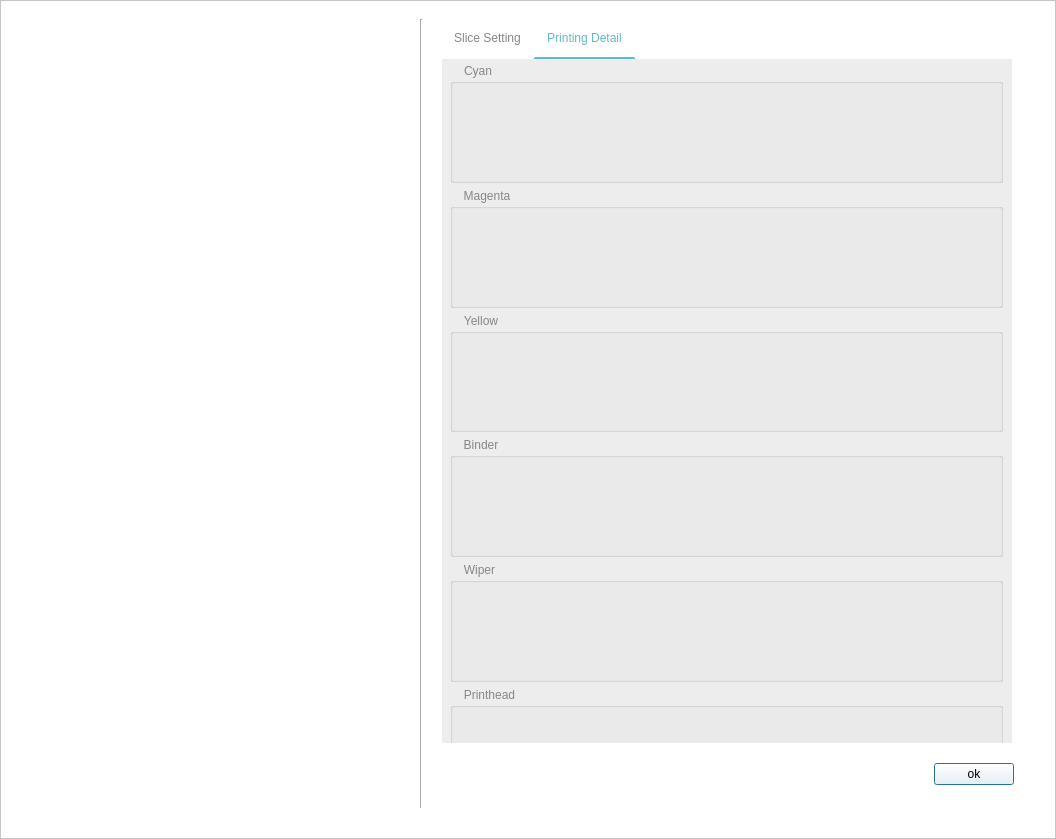
The window that bcpware/src/bcpware/ui/historyDetail.ui (peterstoneee/BCPware_skt) describes before a commit, drawn with Qt 5.
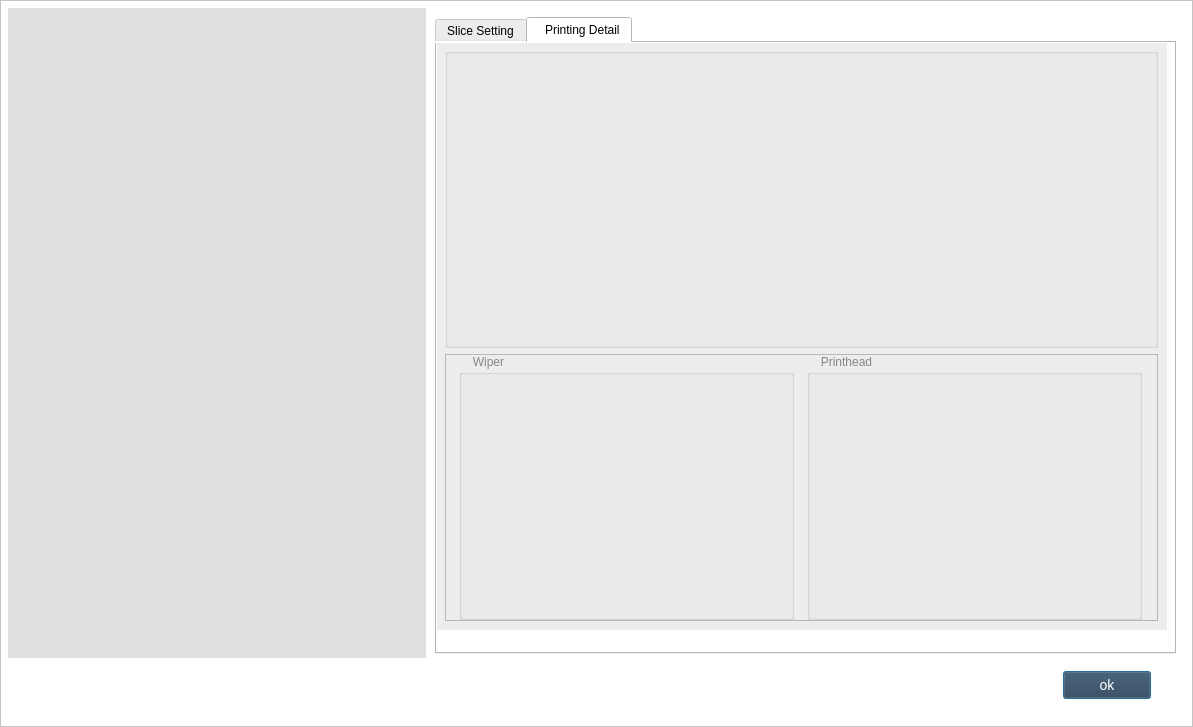
The same window after the commit. The open tabs and pages were chosen to show the change.

```diff
--- a/bcpware/src/bcpware/ui/historyDetail.ui
+++ b/bcpware/src/bcpware/ui/historyDetail.ui
@@ -6,8 +6,8 @@
    <rect>
     <x>0</x>
     <y>0</y>
-    <width>1056</width>
-    <height>839</height>
+    <width>1193</width>
+    <height>727</height>
    </rect>
   </property>
   <property name="windowTitle">
@@ -66,106 +66,7 @@
       <property name="spacing">
        <number>0</number>
       </property>
-      <item row="2" column="0">
-       <spacer name="verticalSpacer">
-        <property name="orientation">
-         <enum>Qt::Vertical</enum>
-        </property>
-        <property name="sizeHint" stdset="0">
-         <size>
-          <width>20</width>
-          <height>27</height>
-         </size>
-        </property>
-       </spacer>
-      </item>
-      <item row="0" column="0">
-       <widget class="QFrame" name="frame">
-        <property name="sizePolicy">
-         <sizepolicy hsizetype="Preferred" vsizetype="Preferred">
-          <horstretch>0</horstretch>
-          <verstretch>0</verstretch>
-         </sizepolicy>
-        </property>
-        <property name="minimumSize">
-         <size>
-          <width>400</width>
-          <height>400</height>
-         </size>
-        </property>
-        <property name="maximumSize">
-         <size>
-          <width>400</width>
-          <height>400</height>
-         </size>
-        </property>
-        <property name="frameShape">
-         <enum>QFrame::NoFrame</enum>
-        </property>
-        <property name="frameShadow">
-         <enum>QFrame::Plain</enum>
-        </property>
-        <property name="lineWidth">
-         <number>0</number>
-        </property>
-        <layout class="QGridLayout" name="gridLayout">
-         <item row="0" column="0">
-          <widget class="QLabel" name="thumbnailLb">
-           <property name="lineWidth">
-            <number>0</number>
-           </property>
-           <property name="text">
-            <string/>
-           </property>
-          </widget>
-         </item>
-        </layout>
-       </widget>
-      </item>
       <item row="0" column="1" rowspan="2">
-       <widget class="QFrame" name="frame_4">
-        <property name="minimumSize">
-         <size>
-          <width>25</width>
-          <height>800</height>
-         </size>
-        </property>
-        <property name="maximumSize">
-         <size>
-          <width>25</width>
-          <height>16777215</height>
-         </size>
-        </property>
-        <property name="frameShape">
-         <enum>QFrame::NoFrame</enum>
-        </property>
-        <property name="frameShadow">
-         <enum>QFrame::Plain</enum>
-        </property>
-        <layout class="QGridLayout" name="gridLayout_4">
-         <property name="leftMargin">
-          <number>11</number>
-         </property>
-         <property name="topMargin">
-          <number>11</number>
-         </property>
-         <item row="0" column="0">
-          <widget class="Line" name="line">
-           <property name="minimumSize">
-            <size>
-             <width>0</width>
-             <height>800</height>
-            </size>
-           </property>
-           <property name="orientation">
-            <enum>Qt::Vertical</enum>
-           </property>
-          </widget>
-         </item>
-        </layout>
-       </widget>
-      </item>
-      <item row="0" column="2" rowspan="2">
        <widget class="QFrame" name="frame_2">
         <property name="frameShape">
          <enum>QFrame::NoFrame</enum>
@@ -177,105 +78,16 @@
          <number>0</number>
         </property>
         <layout class="QGridLayout" name="gridLayout_6">
-         <item row="1" column="0">
-          <widget class="QFrame" name="frame_6">
-           <property name="minimumSize">
-            <size>
-             <width>0</width>
-             <height>50</height>
-            </size>
-           </property>
-           <property name="frameShape">
-            <enum>QFrame::NoFrame</enum>
-           </property>
-           <property name="frameShadow">
-            <enum>QFrame::Plain</enum>
-           </property>
-           <property name="lineWidth">
-            <number>0</number>
-           </property>
-           <layout class="QGridLayout" name="gridLayout_7">
-            <item row="0" column="1">
-             <widget class="QPushButton" name="closeButton">
-              <property name="font">
-               <font>
-                <family>Arial</family>
-               </font>
-              </property>
-              <property name="text">
-               <string>ok</string>
-              </property>
-             </widget>
-            </item>
-            <item row="0" column="0">
-             <spacer name="horizontalSpacer">
-              <property name="orientation">
-               <enum>Qt::Horizontal</enum>
-              </property>
-              <property name="sizeType">
-               <enum>QSizePolicy::Expanding</enum>
-              </property>
-              <property name="sizeHint" stdset="0">
-               <size>
-                <width>40</width>
-                <height>20</height>
-               </size>
-              </property>
-             </spacer>
-            </item>
-            <item row="0" column="2">
-             <spacer name="horizontalSpacer_2">
-              <property name="orientation">
-               <enum>Qt::Horizontal</enum>
-              </property>
-              <property name="sizeType">
-               <enum>QSizePolicy::Fixed</enum>
-              </property>
-              <property name="sizeHint" stdset="0">
-               <size>
-                <width>16</width>
-                <height>20</height>
-               </size>
-              </property>
-             </spacer>
-            </item>
-           </layout>
-          </widget>
-         </item>
          <item row="0" column="0">
           <widget class="QTabWidget" name="tabWidget">
+           <property name="sizePolicy">
+            <sizepolicy hsizetype="Expanding" vsizetype="Expanding">
+             <horstretch>0</horstretch>
+             <verstretch>0</verstretch>
+            </sizepolicy>
+           </property>
            <property name="styleSheet">
-            <string notr="true">QTabBar::tab {
-color: rgb(134, 134, 134);
- border: 0px ;
-	border-top-color: #ffffff;
-border-left-color: #ffffff;
-border-right-color: #ffffff;
-  border-bottom-color: #5cbcca;  
-	background-color: rgb(255, 255, 255);
-  
-    min-width: 40ex;
-    padding: 12px;
-	font: 8pt &quot;Arial&quot;;
-
-	/*margin-bottom:10px;*/
-}
-
-QTabBar::tab:selected {
-    /*border-color: #9B9B9B;*/
-	color: rgb(92, 188, 202);
- 	border: 2px solid ;
-	border-top-color: #ffffff;
-border-left-color: #ffffff;
-border-right-color: #ffffff;
-    border-bottom-color: #5cbcca;  
- 
-}
-QTabWidget::pane {
-
-border: 0px solid #C2C7CB;
-
-}</string>
+            <string notr="true"/>
            </property>
            <property name="currentIndex">
             <number>0</number>
@@ -352,15 +164,15 @@
            </widget>
            <widget class="QWidget" name="tab_2">
             <attribute name="title">
-             <string>Printing Detail</string>
+             <string>  Printing Detail</string>
             </attribute>
             <widget class="QScrollArea" name="scrollArea">
              <property name="geometry">
               <rect>
                <x>-1</x>
                <y>-4</y>
-               <width>571</width>
-               <height>761</height>
+               <width>731</width>
+               <height>591</height>
               </rect>
              </property>
              <property name="styleSheet">
@@ -414,105 +226,93 @@
                <rect>
                 <x>0</x>
                 <y>0</y>
-                <width>571</width>
-                <height>761</height>
+                <width>731</width>
+                <height>591</height>
                </rect>
               </property>
               <property name="styleSheet">
                <string notr="true">background: #ededed;</string>
               </property>
               <layout class="QGridLayout" name="gridLayout_3">
-               <item row="4" column="0">
-                <widget class="QGroupBox" name="wiperGB">
-                 <property name="styleSheet">
-                  <string notr="true">QGroupBox::title {
-    subcontrol-origin: margin;
-    left: 7px;
-    padding: 0px 5px 0px 5px;
-	color: rgb(134, 134, 134);
-}</string>
-                 </property>
-                 <property name="title">
-                  <string>Wiper</string>
-                 </property>
-                </widget>
-               </item>
-               <item row="3" column="0">
-                <widget class="QGroupBox" name="binderGB">
-                 <property name="minimumSize">
-                  <size>
-                   <width>0</width>
-                   <height>112</height>
-                  </size>
-                 </property>
-                 <property name="styleSheet">
-                  <string notr="true">QGroupBox::title {
-    subcontrol-origin: margin;
-    left: 7px;
-    padding: 0px 5px 0px 5px;
-	color: rgb(134, 134, 134);
-}</string>
-                 </property>
-                 <property name="title">
-                  <string>Binder</string>
-                 </property>
-                </widget>
-               </item>
-               <item row="5" column="0">
-                <widget class="QGroupBox" name="printheadGB">
-                 <property name="styleSheet">
-                  <string notr="true">QGroupBox::title {
-    subcontrol-origin: margin;
-    left: 7px;
-    padding: 0px 5px 0px 5px;
-	color: rgb(134, 134, 134);
-}</string>
-                 </property>
-                 <property name="title">
-                  <string>Printhead</string>
-                 </property>
-                </widget>
-               </item>
                <item row="1" column="0">
-                <widget class="QGroupBox" name="magentaGB">
-                 <property name="minimumSize">
-                  <size>
-                   <width>0</width>
-                   <height>112</height>
-                  </size>
+                <widget class="QFrame" name="frame_7">
+                 <property name="frameShape">
+                  <enum>QFrame::StyledPanel</enum>
                  </property>
-                 <property name="styleSheet">
-                  <string notr="true">QGroupBox::title {
+                 <property name="frameShadow">
+                  <enum>QFrame::Raised</enum>
+                 </property>
+                 <layout class="QHBoxLayout" name="horizontalLayout">
+                  <property name="spacing">
+                   <number>0</number>
+                  </property>
+                  <property name="leftMargin">
+                   <number>0</number>
+                  </property>
+                  <property name="topMargin">
+                   <number>0</number>
+                  </property>
+                  <property name="rightMargin">
+                   <number>0</number>
+                  </property>
+                  <property name="bottomMargin">
+                   <number>0</number>
+                  </property>
+                  <item>
+                   <widget class="QGroupBox" name="wiperGB">
+                    <property name="sizePolicy">
+                     <sizepolicy hsizetype="Fixed" vsizetype="Preferred">
+                      <horstretch>0</horstretch>
+                      <verstretch>0</verstretch>
+                     </sizepolicy>
+                    </property>
+                    <property name="minimumSize">
+                     <size>
+                      <width>335</width>
+                      <height>245</height>
+                     </size>
+                    </property>
+                    <property name="styleSheet">
+                     <string notr="true">QGroupBox::title {
     subcontrol-origin: margin;
     left: 7px;
     padding: 0px 5px 0px 5px;
 	color: rgb(134, 134, 134);
 }</string>
-                 </property>
-                 <property name="title">
-                  <string>Magenta</string>
-                 </property>
-                </widget>
-               </item>
-               <item row="2" column="0">
-                <widget class="QGroupBox" name="yellowGB">
-                 <property name="minimumSize">
-                  <size>
-                   <width>0</width>
-                   <height>112</height>
-                  </size>
-                 </property>
-                 <property name="styleSheet">
-                  <string notr="true">QGroupBox::title {
+                    </property>
+                    <property name="title">
+                     <string>Wiper</string>
+                    </property>
+                   </widget>
+                  </item>
+                  <item>
+                   <widget class="QGroupBox" name="printheadGB">
+                    <property name="sizePolicy">
+                     <sizepolicy hsizetype="Fixed" vsizetype="Preferred">
+                      <horstretch>0</horstretch>
+                      <verstretch>0</verstretch>
+                     </sizepolicy>
+                    </property>
+                    <property name="minimumSize">
+                     <size>
+                      <width>335</width>
+                      <height>245</height>
+                     </size>
+                    </property>
+                    <property name="styleSheet">
+                     <string notr="true">QGroupBox::title {
     subcontrol-origin: margin;
     left: 7px;
     padding: 0px 5px 0px 5px;
 	color: rgb(134, 134, 134);
 }</string>
-                 </property>
-                 <property name="title">
-                  <string>Yellow</string>
-                 </property>
+                    </property>
+                    <property name="title">
+                     <string>Printhead</string>
+                    </property>
+                   </widget>
+                  </item>
+                 </layout>
                 </widget>
                </item>
                <item row="0" column="0">
@@ -526,7 +326,7 @@
                  <property name="minimumSize">
                   <size>
                    <width>0</width>
-                   <height>112</height>
+                   <height>300</height>
                   </size>
                  </property>
                  <property name="styleSheet">
@@ -540,7 +340,7 @@
 </string>
                  </property>
                  <property name="title">
-                  <string>Cyan</string>
+                  <string/>
                  </property>
                 </widget>
                </item>
@@ -550,35 +350,213 @@
            </widget>
           </widget>
          </item>
+         <item row="1" column="0">
+          <widget class="QFrame" name="frame_6">
+           <property name="minimumSize">
+            <size>
+             <width>0</width>
+             <height>50</height>
+            </size>
+           </property>
+           <property name="frameShape">
+            <enum>QFrame::NoFrame</enum>
+           </property>
+           <property name="frameShadow">
+            <enum>QFrame::Plain</enum>
+           </property>
+           <property name="lineWidth">
+            <number>0</number>
+           </property>
+           <layout class="QGridLayout" name="gridLayout_7">
+            <item row="0" column="1">
+             <widget class="QPushButton" name="closeButton">
+              <property name="maximumSize">
+               <size>
+                <width>88</width>
+                <height>28</height>
+               </size>
+              </property>
+              <property name="font">
+               <font>
+                <family>Arial</family>
+                <pointsize>-1</pointsize>
+                <weight>50</weight>
+                <italic>false</italic>
+                <bold>false</bold>
+               </font>
+              </property>
+              <property name="styleSheet">
+               <string notr="true">QPushButton{
+width: 99px;
+  height: 36px;
+font: 14px Arial;
+	color: rgb(255, 255, 255);
+background-color: #2c3d50;
+}
+
+QPushButton:pressed {
+    background-color: #00a0e9;;
+}
+
+QPushButton:hover:!pressed
+{
+   background-color: #566573;
+}
+QPushButton:flat {
+    border: none; /* no border for a flat push button */
+}
+
+QPushButton:default {
+    border-color: navy; /* make the default button prominent */
+}</string>
+              </property>
+              <property name="text">
+               <string>ok</string>
+              </property>
+             </widget>
+            </item>
+            <item row="0" column="0">
+             <spacer name="horizontalSpacer">
+              <property name="orientation">
+               <enum>Qt::Horizontal</enum>
+              </property>
+              <property name="sizeType">
+               <enum>QSizePolicy::Expanding</enum>
+              </property>
+              <property name="sizeHint" stdset="0">
+               <size>
+                <width>40</width>
+                <height>20</height>
+               </size>
+              </property>
+             </spacer>
+            </item>
+            <item row="0" column="2">
+             <spacer name="horizontalSpacer_2">
+              <property name="orientation">
+               <enum>Qt::Horizontal</enum>
+              </property>
+              <property name="sizeType">
+               <enum>QSizePolicy::Fixed</enum>
+              </property>
+              <property name="sizeHint" stdset="0">
+               <size>
+                <width>16</width>
+                <height>20</height>
+               </size>
+              </property>
+             </spacer>
+            </item>
+           </layout>
+          </widget>
+         </item>
         </layout>
-        <zorder>tabWidget</zorder>
-        <zorder>frame_6</zorder>
+       </widget>
+      </item>
+      <item row="0" column="0">
+       <widget class="QFrame" name="frame_8">
+        <property name="minimumSize">
+         <size>
+          <width>100</width>
+          <height>650</height>
+         </size>
+        </property>
+        <property name="styleSheet">
+         <string notr="true">background-color: rgb(224, 224, 224);</string>
+        </property>
+        <property name="frameShape">
+         <enum>QFrame::NoFrame</enum>
+        </property>
+        <property name="frameShadow">
+         <enum>QFrame::Plain</enum>
+        </property>
+        <property name="lineWidth">
+         <number>0</number>
+        </property>
+        <layout class="QVBoxLayout" name="verticalLayout">
+         <item>
+          <widget class="QFrame" name="frame">
+           <property name="sizePolicy">
+            <sizepolicy hsizetype="Preferred" vsizetype="Preferred">
+             <horstretch>0</horstretch>
+             <verstretch>0</verstretch>
+            </sizepolicy>
+           </property>
+           <property name="minimumSize">
+            <size>
+             <width>400</width>
+             <height>400</height>
+            </size>
+           </property>
+           <property name="maximumSize">
+            <size>
+             <width>400</width>
+             <height>400</height>
+            </size>
+           </property>
+           <property name="frameShape">
+            <enum>QFrame::NoFrame</enum>
+           </property>
+           <property name="frameShadow">
+            <enum>QFrame::Plain</enum>
+           </property>
+           <property name="lineWidth">
+            <number>0</number>
+           </property>
+           <layout class="QGridLayout" name="gridLayout">
+            <item row="0" column="0">
+             <widget class="QLabel" name="thumbnailLb">
+              <property name="lineWidth">
+               <number>0</number>
+              </property>
+              <property name="text">
+               <string/>
+              </property>
+             </widget>
+            </item>
+           </layout>
+          </widget>
+         </item>
+         <item>
+          <widget class="QFrame" name="frame_3">
+           <property name="minimumSize">
+            <size>
+             <width>0</width>
+             <height>0</height>
+            </size>
+           </property>
+           <property name="maximumSize">
+            <size>
+             <width>16777215</width>
+             <height>400</height>
+            </size>
+           </property>
+           <property name="frameShape">
+            <enum>QFrame::NoFrame</enum>
+           </property>
+           <property name="frameShadow">
+            <enum>QFrame::Plain</enum>
+           </property>
+           <property name="lineWidth">
+            <number>0</number>
+           </property>
+          </widget>
+         </item>
+        </layout>
        </widget>
       </item>
       <item row="1" column="0">
-       <widget class="QFrame" name="frame_3">
-        <property name="minimumSize">
-         <size>
-          <width>0</width>
-          <height>400</height>
-         </size>
+       <spacer name="verticalSpacer">
+        <property name="orientation">
+         <enum>Qt::Vertical</enum>
         </property>
-        <property name="maximumSize">
+        <property name="sizeHint" stdset="0">
          <size>
-          <width>16777215</width>
-          <height>400</height>
+          <width>20</width>
+          <height>40</height>
          </size>
         </property>
-        <property name="frameShape">
-         <enum>QFrame::NoFrame</enum>
-        </property>
-        <property name="frameShadow">
-         <enum>QFrame::Plain</enum>
-        </property>
-        <property name="lineWidth">
-         <number>0</number>
-        </property>
-       </widget>
+       </spacer>
       </item>
      </layout>
      <zorder>frame</zorder>
```
Left out of the diff: 15 changed lines with no effect on the pictures.
